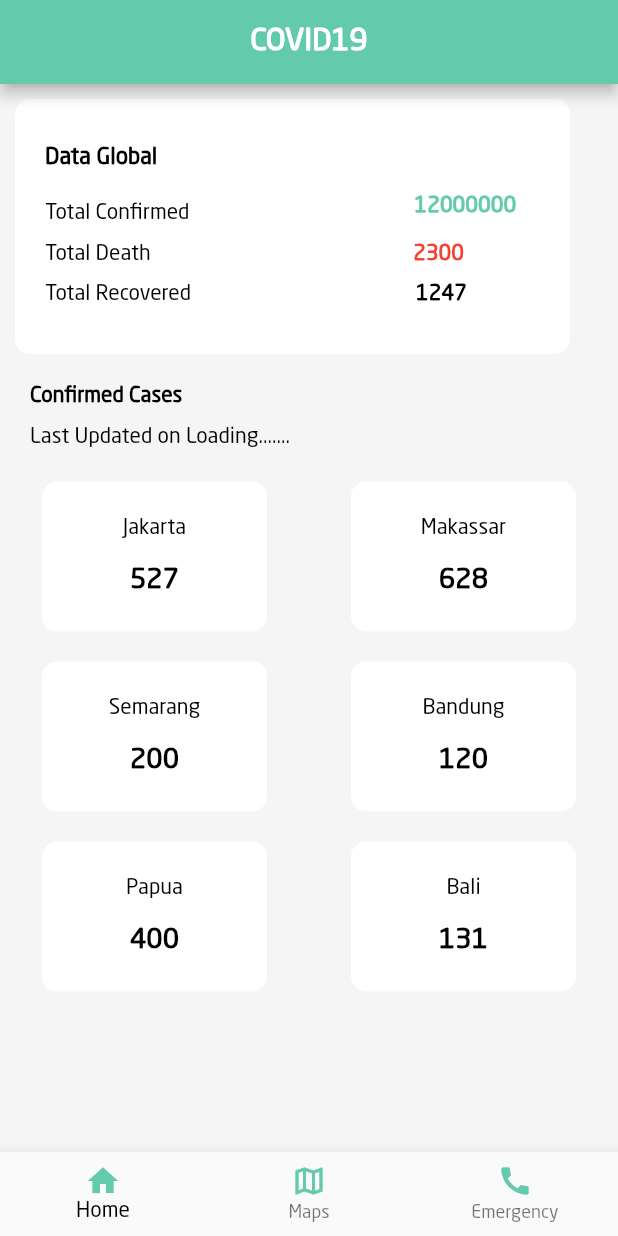
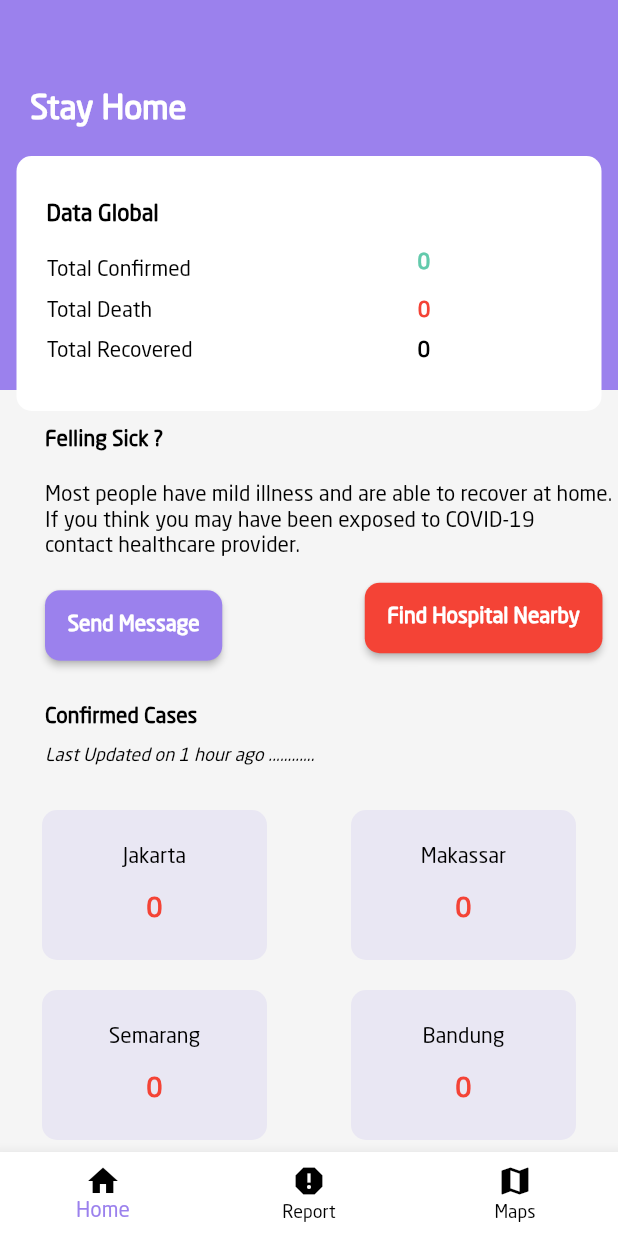
Before and after one commit to braiyenmassora/flutterCovidTracker, a Flutter app: the screen it shows after launch, on a phone screen of 412 x 824 dp. Run offline on Flutter 3.47's test engine with Material 2 defaults, Android fonts, the phone set to English and light mode, and no system bars; our stand-ins replace geolocator, google_maps_flutter.

```diff
--- a/lib/pages/home.dart
+++ b/lib/pages/home.dart
@@ -1,3 +1,5 @@
+import 'package:covidTracker/pages/maps.dart';
+import 'package:covidTracker/pages/report.dart';
 import 'package:flutter/material.dart';
 
 class Home extends StatefulWidget {
@@ -9,29 +11,31 @@ class _HomeState extends State<Home> {
   @override
   Widget build(BuildContext context) {
     return Scaffold(
-      appBar: AppBar(
-        backgroundColor: Color(0xff63caac),
-        title: Center(
-          child: Text(
-            "COVID19",
-            style: TextStyle(fontWeight: FontWeight.bold, fontSize: 20.0),
-          ),
-        ),
-      ),
-      body: Stack(
+      backgroundColor: Color(0xff9B81ED),
+      appBar: PreferredSize(
+          preferredSize: Size.fromHeight(260),
+          child: Column(
             children: [
-          Container(
-            color: Color(0xfff5f5f5),
+              Align(
+                alignment: Alignment.topLeft,
+                child: Container(
+                    margin: EdgeInsets.only(top: 60, left: 20),
+                    child: Text("Stay Home",
+                        style: TextStyle(
+                            color: Colors.white,
+                            fontWeight: FontWeight.bold,
+                            fontFamily: 'NeoSans',
+                            fontSize: 22))),
               ),
               Column(
                 children: [
                   Container(
-                margin: EdgeInsets.all(10.0),
+                    margin: EdgeInsets.fromLTRB(10, 18, 10, 10),
                     decoration: BoxDecoration(
                         borderRadius: BorderRadius.circular(10.0),
                         color: Colors.white),
                     height: 170,
-                width: 370,
+                    width: 390,
                     child: Column(
                       crossAxisAlignment: CrossAxisAlignment.start,
                       children: [
@@ -62,11 +66,11 @@ class _HomeState extends State<Home> {
                             ),
                             Container(
                               margin: EdgeInsets.only(
-                            left: 150,
+                                left: 151,
                                 top: 10,
                               ),
                               child: Text(
-                            "12000000",
+                                "0",
                                 style: TextStyle(
                                     color: Color(0xff63caac),
                                     fontWeight: FontWeight.bold),
@@ -90,14 +94,14 @@ class _HomeState extends State<Home> {
                             ),
                             Container(
                               margin: EdgeInsets.only(
-                            left: 175,
+                                left: 177,
                                 top: 10,
                               ),
                               child: Text(
-                            "2300",
+                                "0",
                                 style: TextStyle(
                                   fontWeight: FontWeight.bold,
-                              color: Colors.red[500],
+                                  color: Colors.red,
                                 ),
                               ),
                             )
@@ -123,7 +127,7 @@ class _HomeState extends State<Home> {
                                 top: 10,
                               ),
                               child: Text(
-                            "1247",
+                                "0",
                                 style: TextStyle(
                                   fontWeight: FontWeight.bold,
                                   color: Colors.black,
@@ -136,13 +140,80 @@ class _HomeState extends State<Home> {
                     ),
                   ),
                 ],
+              )
+            ],
+          )),
+      body: Stack(
+        children: [
+          Container(
+            color: Color(0xfff5f5f5),
+          ),
+          Align(
+            alignment: Alignment.bottomLeft,
+            child: Column(
+              mainAxisAlignment: MainAxisAlignment.start,
+              crossAxisAlignment: CrossAxisAlignment.start,
+              children: [
+                Container(
+                  margin: EdgeInsets.only(top: 25, left: 30),
+                  child: Text(
+                    "Felling Sick ?",
+                    style: TextStyle(
+                        color: Colors.black, fontWeight: FontWeight.bold),
+                  ),
+                ),
+                Container(
+                  margin: EdgeInsets.only(top: 20, left: 30),
+                  child: Text(
+                    "Most people have mild illness and are able to recover at home. \nIf you think you may have been exposed to COVID-19 \ncontact healthcare provider.",
+                    style: TextStyle(color: Colors.black),
+                  ),
+                ),
+                Row(
+                  children: [
+                    Container(
+                      margin: EdgeInsets.only(top: 20, left: 30),
+                      child: RaisedButton(
+                        shape: RoundedRectangleBorder(
+                            borderRadius: BorderRadius.circular(10.0)),
+                        padding: const EdgeInsets.all(15),
+                        color: Color(0xff9B81ED),
+                        textColor: Colors.white,
+                        onPressed: () {
+                          _sendMessage(context);
+                        },
+                        child: Text(
+                          'Send Message',
+                          style: TextStyle(fontWeight: FontWeight.bold),
+                        ),
+                      ),
+                    ),
+                    Container(
+                      margin: EdgeInsets.only(top: 10, left: 95),
+                      child: RaisedButton(
+                        shape: RoundedRectangleBorder(
+                            borderRadius: BorderRadius.circular(10.0)),
+                        padding: const EdgeInsets.all(15),
+                        color: Colors.red,
+                        textColor: Colors.white,
+                        onPressed: () => {_findDoctor(context)},
+                        child: Text(
+                          'Find Hospital Nearby',
+                          style: TextStyle(fontWeight: FontWeight.bold),
+                        ),
+                      ),
+                    ),
+                  ],
+                ),
+              ],
+            ),
           ),
           Column(
             mainAxisAlignment: MainAxisAlignment.start,
             crossAxisAlignment: CrossAxisAlignment.start,
             children: [
               Container(
-                margin: EdgeInsets.only(top: 200, left: 20),
+                margin: EdgeInsets.only(top: 210, left: 30),
                 child: Text(
                   "Confirmed Cases",
                   style: TextStyle(
@@ -150,10 +221,12 @@ class _HomeState extends State<Home> {
                 ),
               ),
               Container(
-                margin: EdgeInsets.only(top: 10, left: 20),
+                margin: EdgeInsets.only(top: 10, left: 30),
                 child: Text(
-                  "Last Updated on Loading.......",
+                  "Last Updated on 1 hour ago ............",
                   style: TextStyle(
+                    fontSize: 12,
+                    fontStyle: FontStyle.italic,
                     color: Colors.black,
                   ),
                 ),
@@ -163,14 +236,14 @@ class _HomeState extends State<Home> {
           Column(
             children: [
               Container(
-                margin: EdgeInsets.only(top: 265),
+                margin: EdgeInsets.only(top: 280),
                 child: Row(
                   mainAxisAlignment: MainAxisAlignment.spaceAround,
                   children: [
                     Container(
                       decoration: BoxDecoration(
                           borderRadius: BorderRadius.circular(10.0),
-                          color: Colors.white),
+                          color: Color(0xffe9e7f3)),
                       height: 100,
                       width: 150,
                       child: Column(
@@ -186,9 +259,9 @@ class _HomeState extends State<Home> {
                           Container(
                               margin: EdgeInsets.only(top: 15),
                               child: Text(
-                                "527",
+                                "0",
                                 style: TextStyle(
-                                    color: Colors.black,
+                                    color: Colors.red,
                                     fontWeight: FontWeight.bold,
                                     fontSize: 18.0),
                               ))
@@ -198,7 +271,7 @@ class _HomeState extends State<Home> {
                     Container(
                       decoration: BoxDecoration(
                           borderRadius: BorderRadius.circular(10.0),
-                          color: Colors.white),
+                          color: Color(0xffe9e7f3)),
                       height: 100,
                       width: 150,
                       child: Column(
@@ -214,9 +287,9 @@ class _HomeState extends State<Home> {
                           Container(
                               margin: EdgeInsets.only(top: 15),
                               child: Text(
-                                "628",
+                                "0",
                                 style: TextStyle(
-                                    color: Colors.black,
+                                    color: Colors.red,
                                     fontWeight: FontWeight.bold,
                                     fontSize: 18.0),
                               ))
@@ -234,7 +307,7 @@ class _HomeState extends State<Home> {
                     Container(
                       decoration: BoxDecoration(
                           borderRadius: BorderRadius.circular(10.0),
-                          color: Colors.white),
+                          color: Color(0xffe9e7f3)),
                       height: 100,
                       width: 150,
                       child: Column(
@@ -250,9 +323,9 @@ class _HomeState extends State<Home> {
                           Container(
                               margin: EdgeInsets.only(top: 15),
                               child: Text(
-                                "200",
+                                "0",
                                 style: TextStyle(
-                                    color: Colors.black,
+                                    color: Colors.red,
                                     fontWeight: FontWeight.bold,
                                     fontSize: 18.0),
                               ))
@@ -262,7 +335,7 @@ class _HomeState extends State<Home> {
                     Container(
                       decoration: BoxDecoration(
                           borderRadius: BorderRadius.circular(10.0),
-                          color: Colors.white),
+                          color: Color(0xffe9e7f3)),
                       height: 100,
                       width: 150,
                       child: Column(
@@ -278,73 +351,9 @@ class _HomeState extends State<Home> {
                           Container(
                               margin: EdgeInsets.only(top: 15),
                               child: Text(
-                                "120",
+                                "0",
                                 style: TextStyle(
-                                    color: Colors.black,
-                                    fontWeight: FontWeight.bold,
-                                    fontSize: 18.0),
-                              ))
-                        ],
-                      ),
-                    ),
-                  ],
-                ),
-              ),
-              Container(
-                margin: EdgeInsets.only(top: 20),
-                child: Row(
-                  mainAxisAlignment: MainAxisAlignment.spaceAround,
-                  children: [
-                    Container(
-                      decoration: BoxDecoration(
-                          borderRadius: BorderRadius.circular(10.0),
-                          color: Colors.white),
-                      height: 100,
-                      width: 150,
-                      child: Column(
-                        mainAxisAlignment: MainAxisAlignment.center,
-                        children: [
-                          Container(
-                              child: Text(
-                            "Papua",
-                            style: TextStyle(
-                              color: Colors.black,
-                            ),
-                          )),
-                          Container(
-                              margin: EdgeInsets.only(top: 15),
-                              child: Text(
-                                "400",
-                                style: TextStyle(
-                                    color: Colors.black,
-                                    fontWeight: FontWeight.bold,
-                                    fontSize: 18.0),
-                              ))
-                        ],
-                      ),
-                    ),
-                    Container(
-                      decoration: BoxDecoration(
-                          borderRadius: BorderRadius.circular(10.0),
-                          color: Colors.white),
-                      height: 100,
-                      width: 150,
-                      child: Column(
-                        mainAxisAlignment: MainAxisAlignment.center,
-                        children: [
-                          Container(
-                              child: Text(
-                            "Bali",
-                            style: TextStyle(
-                              color: Colors.black,
-                            ),
-                          )),
-                          Container(
-                              margin: EdgeInsets.only(top: 15),
-                              child: Text(
-                                "131",
-                                style: TextStyle(
-                                    color: Colors.black,
+                                    color: Colors.red,
                                     fontWeight: FontWeight.bold,
                                     fontSize: 18.0),
                               ))
@@ -360,4 +369,13 @@ class _HomeState extends State<Home> {
       ),
     );
   }
+
+  void _sendMessage(BuildContext context) {
+    Navigator.of(context)
+        .push(MaterialPageRoute(builder: (context) => Emergency()));
   }
+
+  void _findDoctor(BuildContext context) {
+    Navigator.of(context).push(MaterialPageRoute(builder: (context) => Maps()));
+  }
+}
--- a/lib/pages/nav.dart
+++ b/lib/pages/nav.dart
@@ -1,4 +1,4 @@
-import 'package:covidTracker/pages/emer.dart';
+import 'package:covidTracker/pages/report.dart';
 import 'package:covidTracker/pages/maps.dart';
 import 'package:flutter/material.dart';
 import 'home.dart';
@@ -12,8 +12,8 @@ class _LandingPageState extends State<LandingPage> {
   int _bottomNavCurrentIndex = 0;
   List<Widget> _container = [
     Home(),
+    Emergency(),
     Maps(),
-    Emergency(),
   ];
 
   void _onTappedItem(int index) {
@@ -29,28 +29,31 @@ class _LandingPageState extends State<LandingPage> {
         child: _container.elementAt(_bottomNavCurrentIndex),
       ),
       bottomNavigationBar: BottomNavigationBar(
+        backgroundColor: Colors.white,
         items: [
           BottomNavigationBarItem(
-              icon: Icon(
-                Icons.home,
-                color: Color(0xff63caac),
-              ),
-              label: "Home"),
+            icon: Icon(
+              Icons.home,
+              color: Colors.black,
+            ),
+            label: "Home",
+          ),
           BottomNavigationBarItem(
               icon: Icon(
-                Icons.map_outlined,
-                color: Color(0xff63caac),
+                Icons.report,
+                color: Colors.black,
+              ),
+              label: "Report"),
+          BottomNavigationBarItem(
+              icon: Icon(
+                Icons.map,
+                color: Colors.black,
               ),
               label: "Maps"),
-          BottomNavigationBarItem(
-              icon: Icon(
-                Icons.call,
-                color: Color(0xff63caac),
-              ),
-              label: "Emergency"),
         ],
         currentIndex: _bottomNavCurrentIndex,
-        selectedItemColor: Colors.black,
+        selectedItemColor: Color(0xff9B81ED),
+        unselectedItemColor: Colors.black,
         onTap: _onTappedItem,
       ),
     );
--- a/pubspec.yaml
+++ b/pubspec.yaml
@@ -30,12 +30,10 @@ dependencies:
   cupertino_icons: ^1.0.0
   google_maps_flutter: ^0.5.28+1
   provider: ^4.3.2+2
-  url_launcher: ^5.7.5
   http: ^0.12.2
-  flutter_rating_bar: ^3.0.1+1
   geolocator: ^5.3.1
-  location: ^3.0.0
-  flutter_google_places: ^0.2.6
+  search_map_place: ^0.3.0
+
 
 
 
```
Also changed, not shown: lib/pages/emer.dart (deleted, +0 -15 lines), lib/pages/report.dart (added, +91 -0 lines), lib/pages/splash.dart (+6 -12 lines), lib/services/curloc.dart (+49 -1 lines), pubspec.lock, 6 other files. Lines whose indentation alone changed are shown as unchanged.
